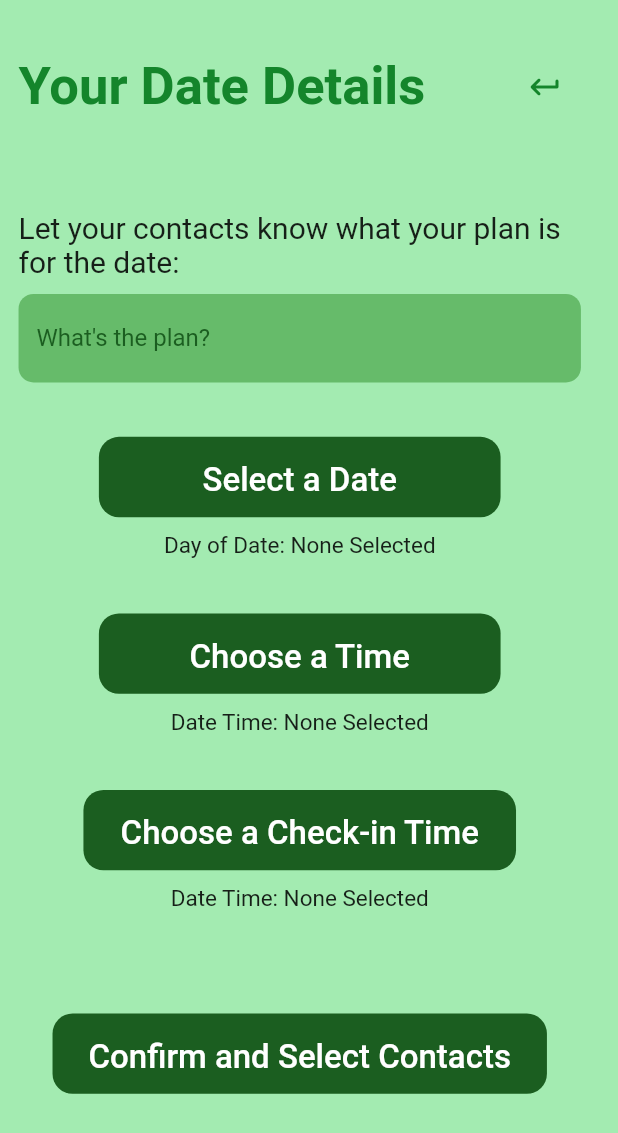
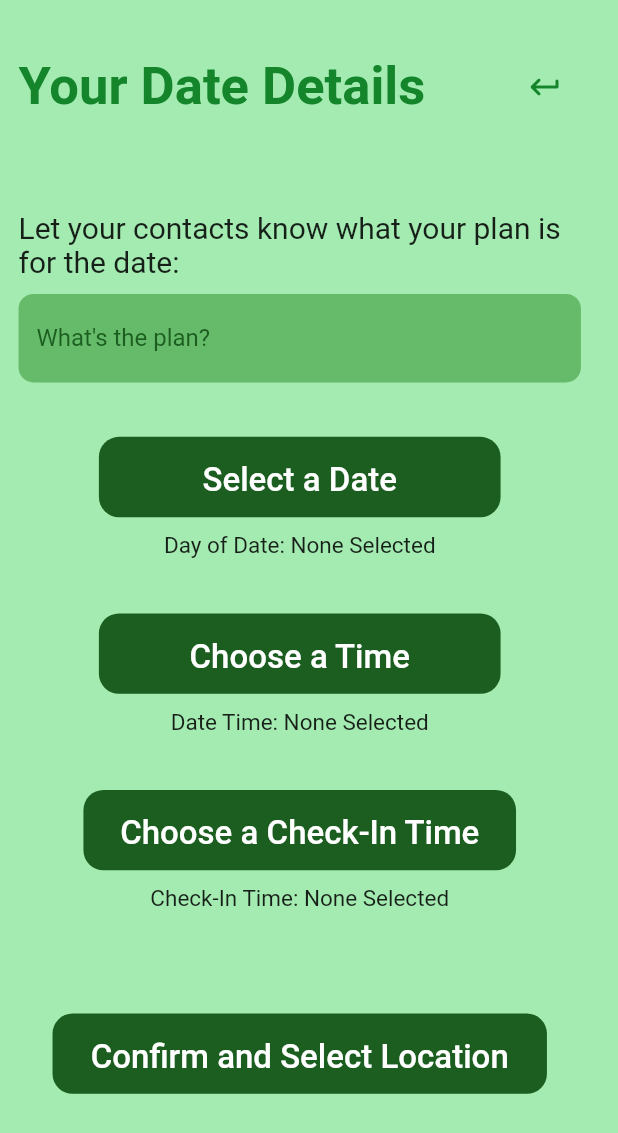
Before and after one commit to CD57/cherub, a Flutter app: the DateSetupPage screen opened directly, on a phone screen of 412 x 824 dp. Shown: the top 1133 px of the screen. Run offline on Flutter 3.47's test engine with Material 2 defaults, Android fonts, the phone set to English and light mode, and no system bars; drawn by our look-alikes of auto_size_text; our stand-ins replace cached_network_image, cloud_firestore, firebase_auth, firebase_core, firebase_storage, flutter_keyboard_visibility and 6 more; missing offline and left inert: flutterfire_ui; accounts and stored records are empty.

```diff
--- a/lib/pages/date_chat_page.dart
+++ b/lib/pages/date_chat_page.dart
@@ -1,5 +1,6 @@
 // date_chat_page.dart - App page containing a users chat with either their date or their contacts
 
+import 'dart:io';
 import 'package:cherub/models/date_chat_model.dart';
 import 'package:cherub/widgets/user_input_widget.dart';
 import 'package:flutter/material.dart';
--- a/lib/pages/date_setup_page.dart
+++ b/lib/pages/date_setup_page.dart
@@ -191,7 +191,7 @@ class _DateSetupPageState extends State<DateSetupPage> {
               height: _deviceHeight * 0.02,
             ),
             CustomButton(
-                name: "Choose a Check-in Time",
+                name: "Choose a Check-In Time",
                 height: _deviceHeight * 0.065,
                 width: _deviceWidth * 0.7,
                 onPressed: () async {
@@ -215,7 +215,7 @@ class _DateSetupPageState extends State<DateSetupPage> {
                   });
                 }),
             AutoSizeText(
-              "Date Time: " + _checkInTimeText,
+              "Check-In Time: " + _checkInTimeText,
               style: const TextStyle(fontSize: 15),
               maxLines: 2,
             ),
@@ -231,7 +231,7 @@ class _DateSetupPageState extends State<DateSetupPage> {
   Widget _nextButton() {
     return Builder(builder: (context) {
       return CustomButton(
-        name: "Confirm and Select Contacts",
+        name: "Confirm and Select Location",
         height: _deviceHeight * 0.065,
         width: _deviceWidth * 0.8,
         onPressed: () async {
```
Also changed, not shown: lib/pages/user_search_page.dart (+6 -1 lines), lib/pages/view_dates_page.dart (+18 -1 lines).
